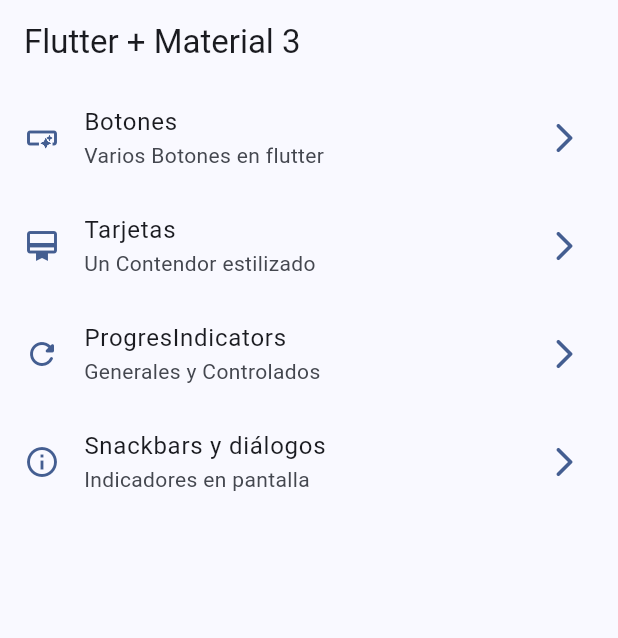
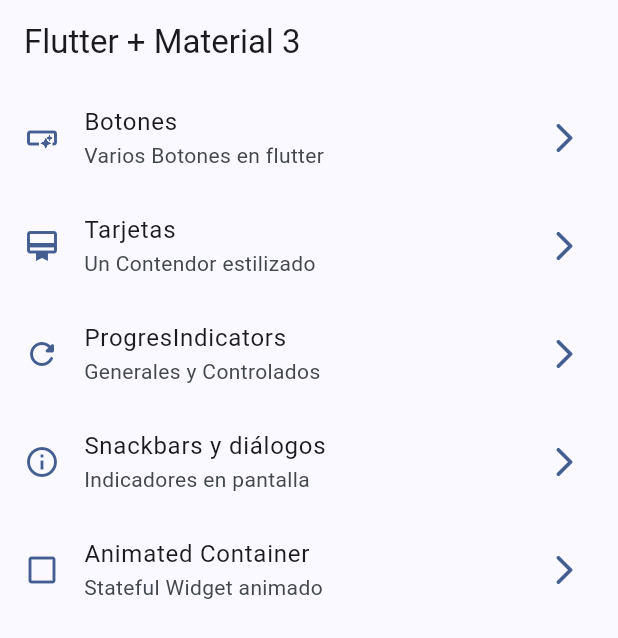
Before and after one commit to juandpt03/widgets_app, a Flutter app: the screen it shows after launch, on a phone screen of 412 x 824 dp. Shown: the top 638 px of the screen. Run offline on Flutter 3.47's test engine with Material 2 defaults, Android fonts, the phone set to English and light mode, and no system bars; our stand-ins replace go_router.

```diff
--- a/lib/config/menu/menu_items.dart
+++ b/lib/config/menu/menu_items.dart
@@ -35,4 +35,9 @@ const List<MenuItem> appMenuItems = [
       subTitle: 'Indicadores en pantalla',
       link: '/snackbars',
       icon: Icons.info_outline),
+  MenuItem(
+      title: 'Animated Container',
+      subTitle: 'Stateful Widget animado',
+      link: '/animated',
+      icon: Icons.check_box_outline_blank_outlined),
 ];
--- a/lib/config/router/app_router.dart
+++ b/lib/config/router/app_router.dart
@@ -35,6 +35,12 @@ final GoRouter appRouter = GoRouter(
           builder: (BuildContext context, GoRouterState state) =>
               const SnackbarScreen(),
         ),
+        GoRoute(
+          name: AnimatedScreen.route,
+          path: 'animated',
+          builder: (BuildContext context, GoRouterState state) =>
+              const AnimatedScreen(),
+        ),
       ],
     ),
   ],
--- a/lib/presentation/screens/cards/cards_screen.dart
+++ b/lib/presentation/screens/cards/cards_screen.dart
@@ -168,8 +168,6 @@ class _CardType4 extends StatelessWidget {
 
   @override
   Widget build(BuildContext context) {
-    final colors = Theme.of(context).colorScheme;
-
     return Card(
       clipBehavior: Clip.hardEdge,
       elevation: elevation,
```
